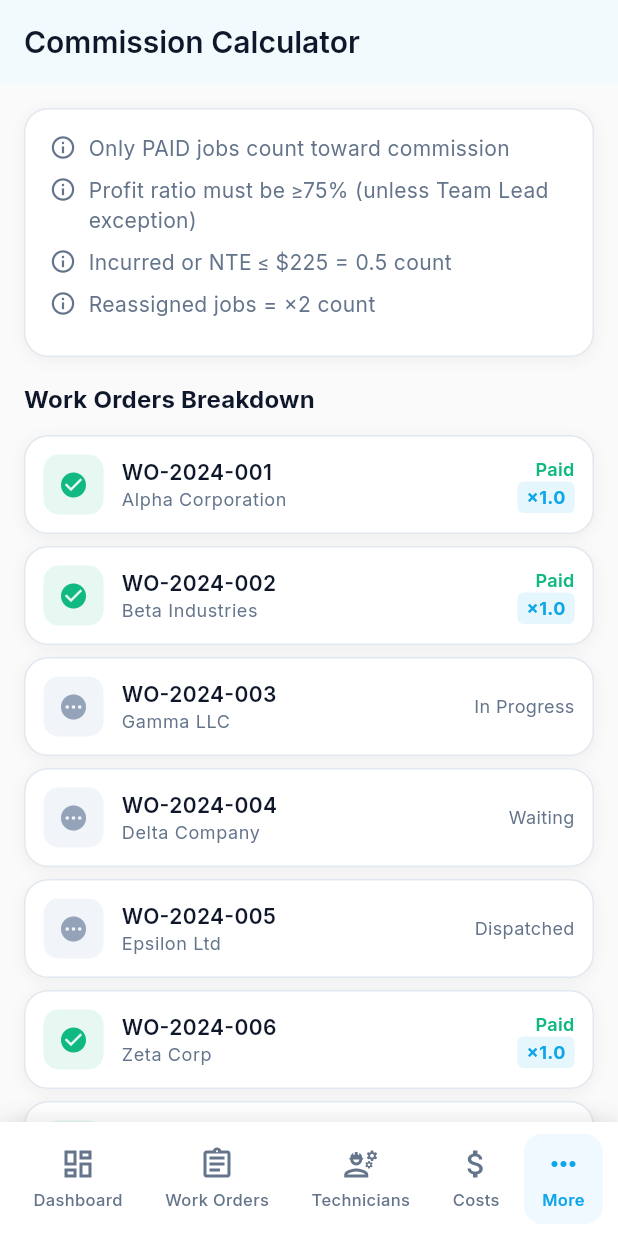
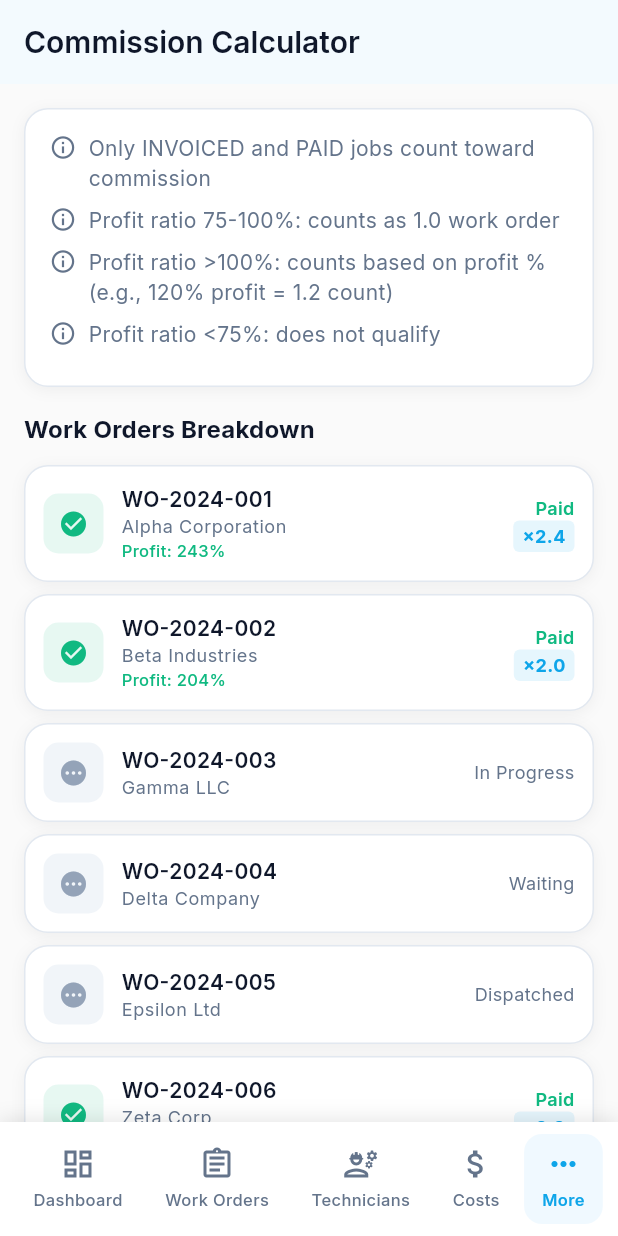
Before and after one commit to 01samber/gmn-field-service-app-flutter, a Flutter app: the CommissionScreen screen opened by its route, scrolled down 576 dp, on a phone screen of 412 x 824 dp. Run offline on Flutter 3.47's test engine with Material 3 defaults, Android fonts, the light colour scheme and no system bars; our stand-ins replace cached_network_image, dio, file_picker, fl_chart, flutter_riverpod, flutter_secure_storage and 6 more; accounts and stored records are empty.

Commit message:
Update profit margin thresholds and commission calculation based on profit percentage

```diff
--- a/gmn_app/lib/features/commission/screens/commission_screen.dart
+++ b/gmn_app/lib/features/commission/screens/commission_screen.dart
@@ -5,6 +5,7 @@ import '../../../core/widgets/custom_card.dart';
 import '../../../core/widgets/loading_spinner.dart';
 import '../../../core/widgets/error_message.dart';
 import '../../../core/utils/formatters.dart';
+import '../../../core/data/mock_data.dart';
 import '../../work_orders/providers/work_orders_provider.dart';
 import '../../work_orders/data/models/work_order.dart';
 
@@ -242,12 +243,14 @@ class _CommissionScreenState extends ConsumerState<CommissionScreen> {
                   child: Column(
                     crossAxisAlignment: CrossAxisAlignment.start,
                     children: [
-                      _buildRule('Only PAID jobs count toward commission'),
+                      _buildRule('Only INVOICED and PAID jobs count toward commission'),
                       _buildRule(
-                        'Profit ratio must be ≥75% (unless Team Lead exception)',
+                        'Profit ratio 75-100%: counts as 1.0 work order',
                       ),
-                      _buildRule('Incurred or NTE ≤ \$225 = 0.5 count'),
-                      _buildRule('Reassigned jobs = ×2 count'),
+                      _buildRule(
+                        'Profit ratio >100%: counts based on profit % (e.g., 120% profit = 1.2 count)',
+                      ),
+                      _buildRule('Profit ratio <75%: does not qualify'),
                     ],
                   ),
                 ),
@@ -331,8 +334,10 @@ class _CommissionScreenState extends ConsumerState<CommissionScreen> {
   }
 
   Widget _buildWorkOrderCard(BuildContext context, WorkOrder wo) {
-    final isPaid = wo.status == 'paid';
+    final qualifies = wo.status == 'invoiced' || wo.status == 'paid';
     final count = _getWorkOrderCount(wo);
+    final profitPct = _getProfitPercentage(wo);
+    final isQualified = count > 0;
 
     return Padding(
       padding: const EdgeInsets.only(bottom: 8),
@@ -344,14 +349,24 @@ class _CommissionScreenState extends ConsumerState<CommissionScreen> {
               width: 40,
               height: 40,
               decoration: BoxDecoration(
-                color: isPaid
+                color: isQualified
                     ? AppColors.success.withAlpha(26)
-                    : AppColors.surfaceVariant,
+                    : qualifies
+                        ? AppColors.warning.withAlpha(26)
+                        : AppColors.surfaceVariant,
                 borderRadius: BorderRadius.circular(10),
               ),
               child: Icon(
-                isPaid ? Icons.check_circle : Icons.pending,
-                color: isPaid ? AppColors.success : AppColors.textTertiary,
+                isQualified
+                    ? Icons.check_circle
+                    : qualifies
+                        ? Icons.warning_amber
+                        : Icons.pending,
+                color: isQualified
+                    ? AppColors.success
+                    : qualifies
+                        ? AppColors.warning
+                        : AppColors.textTertiary,
                 size: 20,
               ),
             ),
@@ -372,6 +387,19 @@ class _CommissionScreenState extends ConsumerState<CommissionScreen> {
                       color: AppColors.textSecondary,
                     ),
                   ),
+                  if (qualifies)
+                    Text(
+                      'Profit: ${profitPct.toStringAsFixed(0)}%',
+                      style: TextStyle(
+                        fontSize: 11,
+                        color: profitPct >= 100
+                            ? AppColors.success
+                            : profitPct >= 75
+                                ? AppColors.warning
+                                : AppColors.error,
+                        fontWeight: FontWeight.w500,
+                      ),
+                    ),
                 ],
               ),
             ),
@@ -382,11 +410,11 @@ class _CommissionScreenState extends ConsumerState<CommissionScreen> {
                   Formatters.formatStatus(wo.status),
                   style: TextStyle(
                     fontSize: 12,
-                    color: isPaid ? AppColors.success : AppColors.textSecondary,
-                    fontWeight: isPaid ? FontWeight.w600 : null,
+                    color: qualifies ? AppColors.success : AppColors.textSecondary,
+                    fontWeight: qualifies ? FontWeight.w600 : null,
                   ),
                 ),
-                if (isPaid)
+                if (isQualified)
                   Container(
                     padding: const EdgeInsets.symmetric(
                       horizontal: 6,
@@ -401,6 +429,25 @@ class _CommissionScreenState extends ConsumerState<CommissionScreen> {
                       style: const TextStyle(
                         fontSize: 12,
                         color: AppColors.primary,
+                        fontWeight: FontWeight.bold,
+                      ),
+                    ),
+                  )
+                else if (qualifies)
+                  Container(
+                    padding: const EdgeInsets.symmetric(
+                      horizontal: 6,
+                      vertical: 2,
+                    ),
+                    decoration: BoxDecoration(
+                      color: AppColors.error.withAlpha(26),
+                      borderRadius: BorderRadius.circular(4),
+                    ),
+                    child: const Text(
+                      'Low profit',
+                      style: TextStyle(
+                        fontSize: 10,
+                        color: AppColors.error,
                         fontWeight: FontWeight.bold,
                       ),
                     ),
@@ -421,19 +468,54 @@ class _CommissionScreenState extends ConsumerState<CommissionScreen> {
   }
 
   List<WorkOrder> _getQualifiedWorkOrders(List<WorkOrder> workOrders) {
-    return workOrders.where((wo) => wo.status == 'paid').toList();
+    // Only invoiced and paid work orders qualify
+    return workOrders.where((wo) =>
+      wo.status == 'invoiced' || wo.status == 'paid'
+    ).toList();
+  }
+
+  // Get the cost for a work order from mock data
+  double _getWorkOrderCost(WorkOrder wo) {
+    // Find the cost associated with this work order
+    final costList = MockData.costsList;
+    final woCosts = costList.where((c) => c.workOrderId == wo.id).toList();
+    if (woCosts.isEmpty) {
+      // If no cost found, assume cost is 74% of NTE (default margin)
+      return wo.nte * 0.74;
+    }
+    return woCosts.fold(0.0, (sum, c) => sum + c.amount);
+  }
+
+  // Calculate profit percentage: (charge - cost) / cost * 100
+  double _getProfitPercentage(WorkOrder wo) {
+    final cost = _getWorkOrderCost(wo);
+    if (cost <= 0) return 0;
+    final charge = wo.nte;
+    final profit = charge - cost;
+    return (profit / cost) * 100;
   }
 
   double _getWorkOrderCount(WorkOrder wo) {
-    // Basic count logic
-    double count = 1.0;
-
-    // NTE <= $225 = 0.5 count
-    if (wo.nte <= 225) {
-      count = 0.5;
+    // Only invoiced or paid work orders qualify
+    if (wo.status != 'invoiced' && wo.status != 'paid') {
+      return 0;
     }
 
-    return count;
+    final profitPercentage = _getProfitPercentage(wo);
+
+    // Profit < 75%: does not qualify
+    if (profitPercentage < 75) {
+      return 0;
+    }
+
+    // Profit 75-100%: counts as 1.0
+    if (profitPercentage >= 75 && profitPercentage <= 100) {
+      return 1.0;
+    }
+
+    // Profit > 100%: counts based on profit percentage
+    // e.g., cost 1000, charge 2200 -> profit = 1200, profit% = 120% -> count = 1.2
+    return profitPercentage / 100;
   }
 
   Map<String, dynamic> _calculateCommission(List<WorkOrder> qualifiedWOs) {
@@ -441,8 +523,11 @@ class _CommissionScreenState extends ConsumerState<CommissionScreen> {
     double totalRevenue = 0;
 
     for (final wo in qualifiedWOs) {
-      qualifiedCount += _getWorkOrderCount(wo);
-      totalRevenue += wo.nte;
+      final count = _getWorkOrderCount(wo);
+      if (count > 0) {
+        qualifiedCount += count;
+        totalRevenue += wo.nte;
+      }
     }
 
     // Find applicable rate
--- a/gmn_app/lib/features/proposals/screens/proposal_form_screen.dart
+++ b/gmn_app/lib/features/proposals/screens/proposal_form_screen.dart
@@ -415,9 +415,9 @@ class _ProposalFormScreenState extends ConsumerState<ProposalFormScreen> {
                         Container(
                           padding: const EdgeInsets.symmetric(horizontal: 8, vertical: 2),
                           decoration: BoxDecoration(
-                            color: _profitPercentage >= 25
+                            color: _profitPercentage >= 100
                                 ? Colors.green.withValues(alpha: 0.3)
-                                : _profitPercentage >= 15
+                                : _profitPercentage >= 75
                                     ? Colors.orange.withValues(alpha: 0.3)
                                     : Colors.red.withValues(alpha: 0.3),
                             borderRadius: BorderRadius.circular(4),
@@ -425,9 +425,9 @@ class _ProposalFormScreenState extends ConsumerState<ProposalFormScreen> {
                           child: Text(
                             '${_profitPercentage.toStringAsFixed(1)}%',
                             style: TextStyle(
-                              color: _profitPercentage >= 25
+                              color: _profitPercentage >= 100
                                   ? Colors.greenAccent
-                                  : _profitPercentage >= 15
+                                  : _profitPercentage >= 75
                                       ? Colors.orangeAccent
                                       : Colors.redAccent,
                               fontWeight: FontWeight.bold,
```
